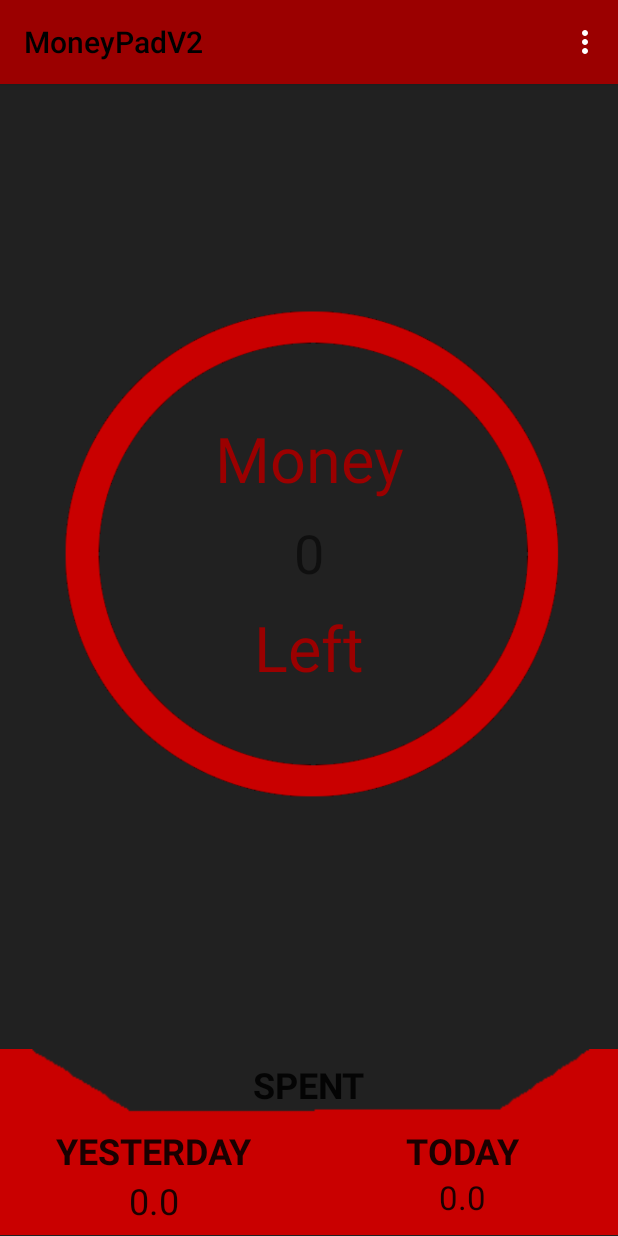
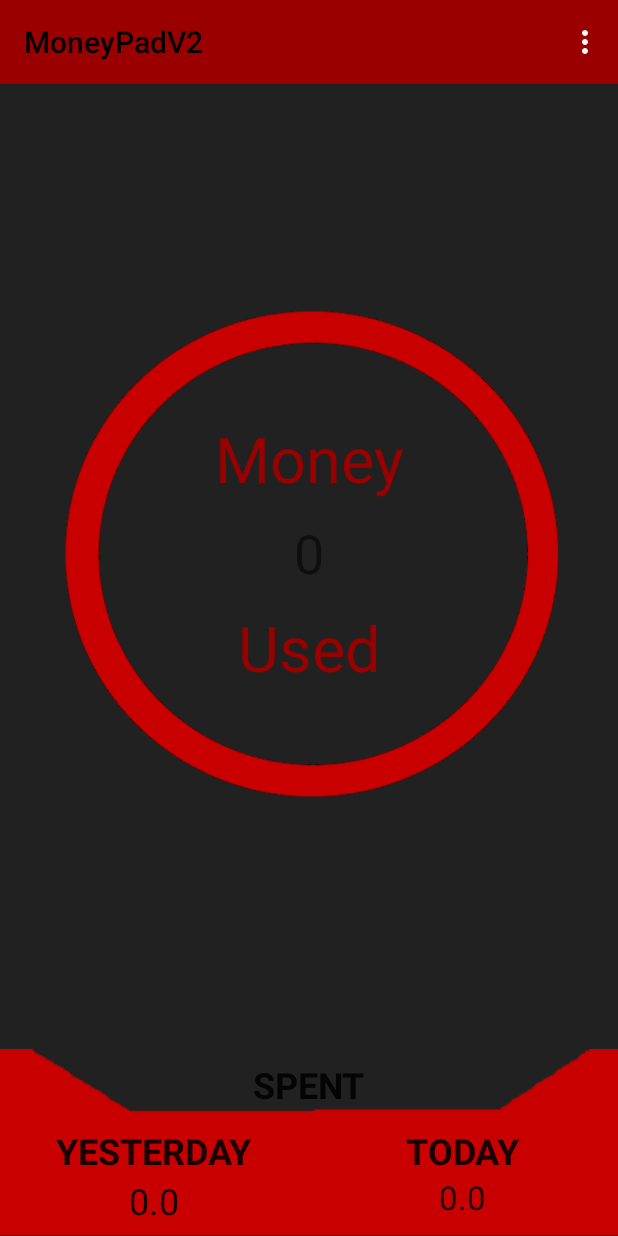
Before and after one commit to TEMETS/Moneypad, an Android app: the screen it shows after launch (MainActivity), on a phone screen of 412 x 824 dp. Run offline under Robolectric (Android 15) with nearby library versions, the phone set to English and light mode, and no system bars.

Commit message:
Added memoryreset functionality Changed UI

```diff
--- a/app/src/main/java/com/example/moneypadv2/MainActivity.java
+++ b/app/src/main/java/com/example/moneypadv2/MainActivity.java
@@ -22,6 +22,7 @@ public class MainActivity extends AppCompatActivity {
 
     DataHandler dataHandler = DataHandler.getInstance();
     //DataHandler dataHandler;
+    boolean resetData = false; //Enable this to add new methods to DataHandler. Otherwise program crashes.
 
     @Override
     protected void onCreate(Bundle savedInstanceState) {
@@ -33,7 +34,7 @@ public class MainActivity extends AppCompatActivity {
 
         //System.out.println(dataHandlerString);
 
-        if (!dataHandlerString.contains("Nothing stored")) {
+        if (!dataHandlerString.contains("Nothing stored") && resetData == false) {
             Log.d("DataPref","FOUND PREVIOUS DATA");
             Serializable dataHandlerSerializable = stringToObject(dataHandlerString);
             DataHandler tempHandler = (DataHandler) dataHandlerSerializable;
@@ -41,6 +42,13 @@ public class MainActivity extends AppCompatActivity {
             dataHandler.overrideData(tempHandler);
 
             //dataHandler = (DataHandler) dataHandlerSerializable;
+        }
+
+        if (resetData) {
+            SharedPreferences prefPut = getSharedPreferences("DataPref", Activity.MODE_PRIVATE);
+            SharedPreferences.Editor prefEditor = prefPut.edit();
+            prefEditor.putString("DataHandler", "Nothing stored");
+            prefEditor.commit();
         }
 
         //dataHandler.add(50);
--- a/app/src/main/res/values/strings.xml
+++ b/app/src/main/res/values/strings.xml
@@ -11,7 +11,7 @@
     <string name="spent_yesterday">0</string>
     <string name="text_spent">Spent</string>
     <string name="money">Money</string>
-    <string name="left">Left</string>
+    <string name="left">Used</string>
 
     <string name="editMonth">Edit a month</string>
     <string name="editDay">Edit a day</string>
```
Also changed, not shown: app/src/main/java/com/example/moneypadv2/DataHandler.java (+10 -0 lines).
